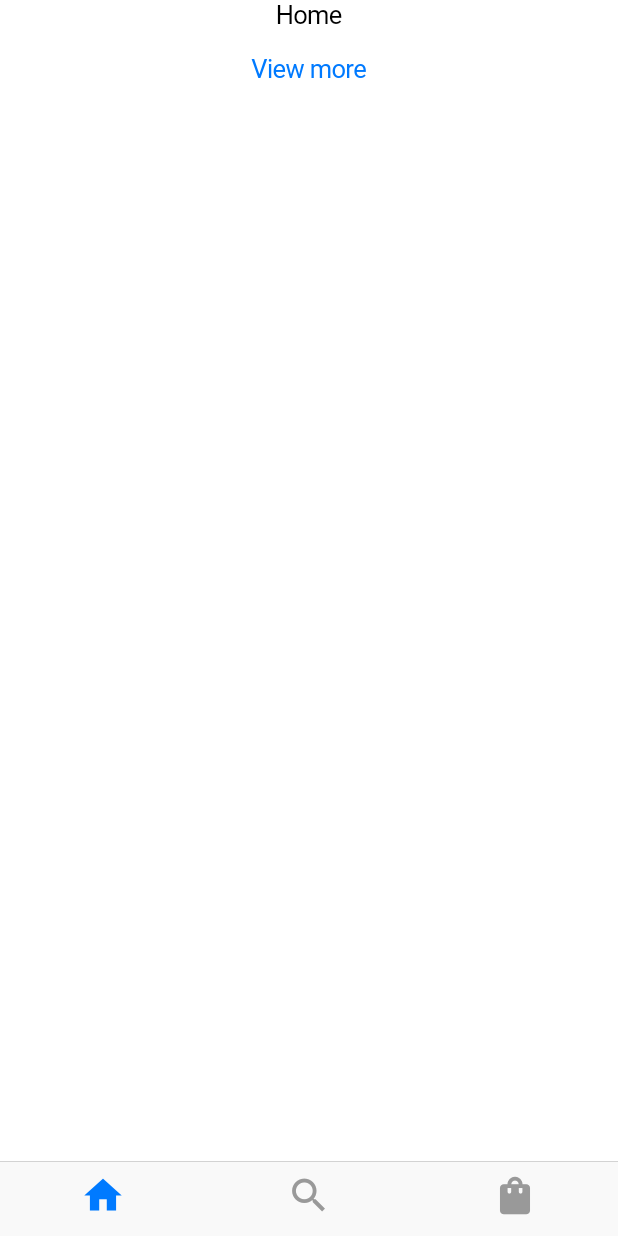
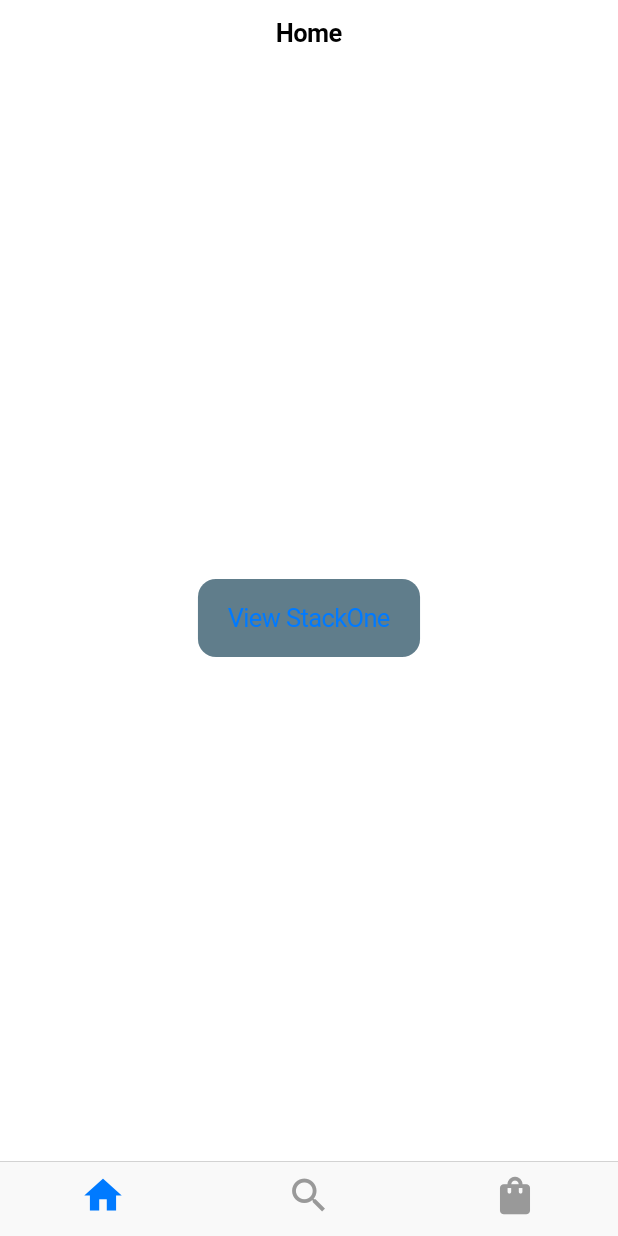
Before and after one commit to alessandrocataldi/flutter_stack_navigator, a Flutter app: the screen it shows after launch, on a phone screen of 412 x 824 dp. Run offline on Flutter 3.47's test engine with Material 2 defaults, Android fonts, the phone set to English and light mode, and no system bars.

Commit message:
edit color and more

```diff
--- a/lib/main.dart
+++ b/lib/main.dart
@@ -90,38 +90,73 @@ class Home extends StatelessWidget {
 
   @override
   Widget build(BuildContext context) {
-    return SafeArea(
+    return CupertinoPageScaffold(
+      navigationBar: CupertinoNavigationBar(
+        middle: Text("Home"),
+        transitionBetweenRoutes: true,
+        automaticallyImplyLeading: true,
+        previousPageTitle: "Back",
+      ),
       child: Center(
-      child: Column(
-        children: [
-          Text("Home"),
-          CupertinoButton(
-              child: Text("View more"),
+        child: CupertinoButton(
+          color: Colors.blueGrey,
+          child: Text("View StackOne"),
           onPressed: () {
             Navigator.push(
               context,
-                  MaterialPageRoute(builder: (context) => More()),
+              MaterialPageRoute(builder: (context) => StackOne()),
             );
-              })
-        ],
+          },
         ),
-    ));
+      ),
+    );
   }
 }
 
-class More extends StatelessWidget {
-  const More({Key? key}) : super(key: key);
+class StackOne extends StatelessWidget {
+  const StackOne({Key? key}) : super(key: key);
+
+  @override
+  Widget build(BuildContext context) {
+    return CupertinoPageScaffold(
+      navigationBar: CupertinoNavigationBar(
+        middle: Text("Stack One"),
+        transitionBetweenRoutes: true,
+        automaticallyImplyLeading: true,
+        previousPageTitle: "Back",
+      ),
+      child: Center(
+        child: CupertinoButton(
+          color: Colors.blueGrey,
+          child: Text("View StackTwo"),
+          onPressed: () {
+            Navigator.push(
+              context,
+              MaterialPageRoute(builder: (context) => StackTwo()),
+            );
+          },
+        ),
+      ),
+    );
+  }
+}
+
+class StackTwo extends StatelessWidget {
+  const StackTwo({Key? key}) : super(key: key);
 
   @override
   Widget build(BuildContext context) {
     return CupertinoPageScaffold(
       navigationBar: CupertinoNavigationBar(
         automaticallyImplyLeading: true,
+        middle: Text("Stack Two"),
+        transitionBetweenRoutes: true,
         previousPageTitle: "Back",
       ),
       child: Center(
-          child: Text("More"),
-        ));
+        child: Text("End"),
+      ),
+    );
   }
 }
 
```
Lines whose indentation alone changed are shown as unchanged.
